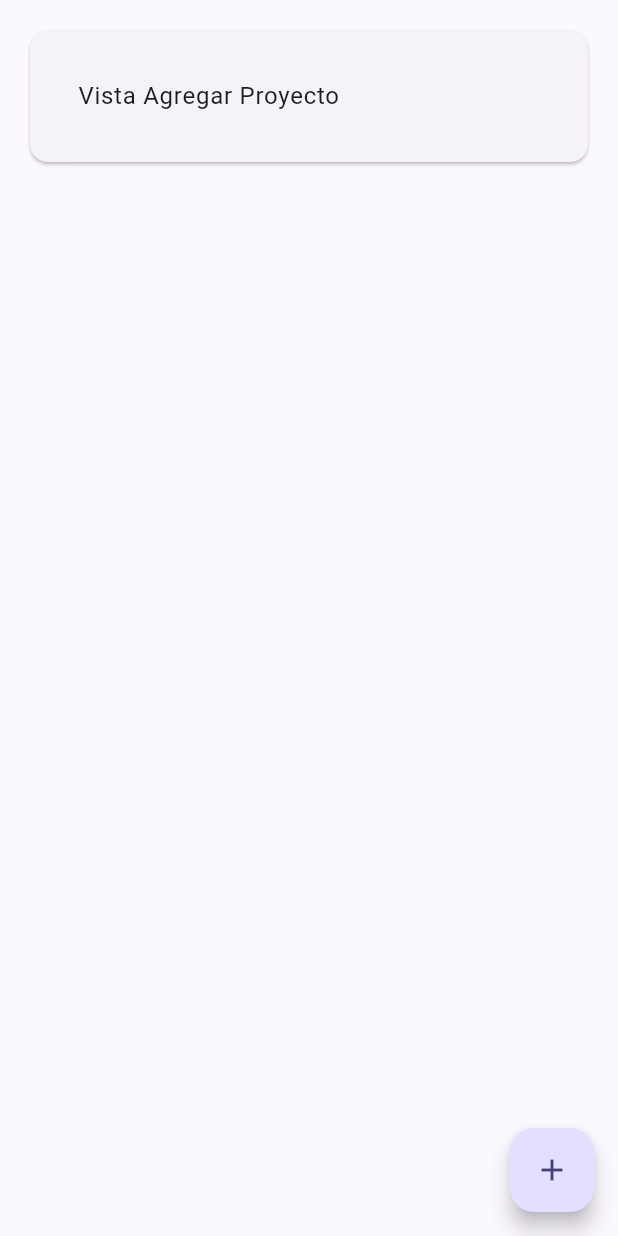
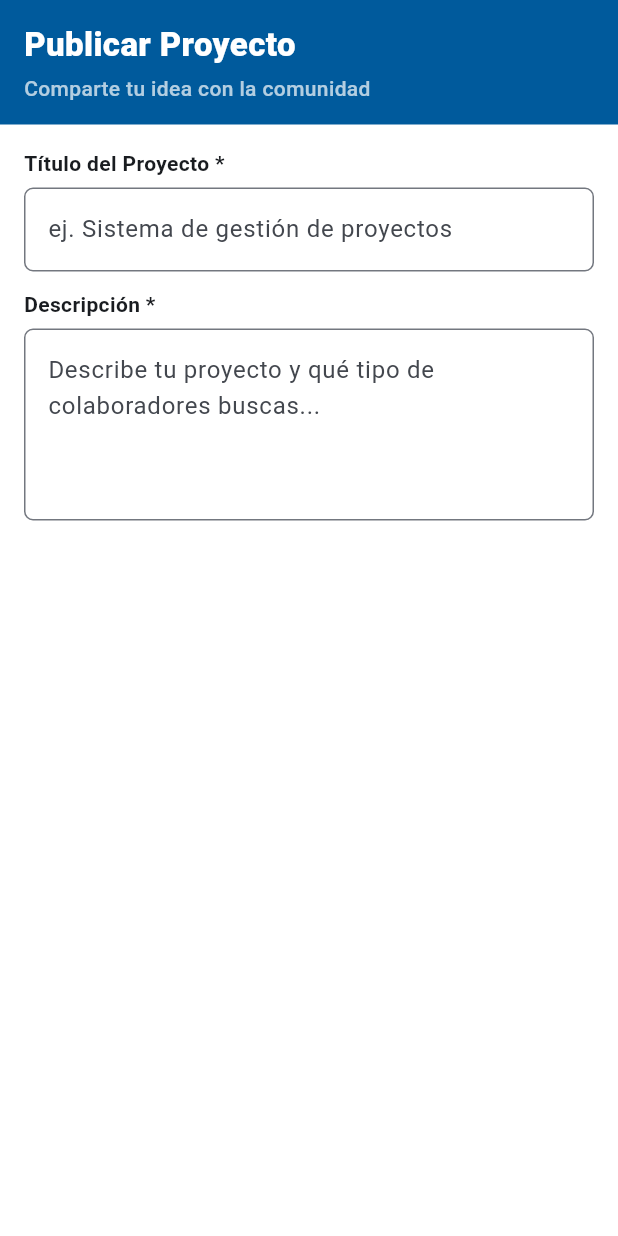
Before and after one commit to bbliin/USMConnect, a Flutter app: the TabAgregarProyecto screen opened directly, on a phone screen of 412 x 824 dp. Run offline on Flutter 3.47's test engine with Material 3 defaults, Android fonts, the phone set to English and light mode, and no system bars; our stand-ins replace cloud_firestore, firebase_auth, firebase_core, shared_preferences; accounts and stored records are empty; network calls fail.

Commit message:
Cambios en publicar y navbar

```diff
--- a/lib/pages/tab_agregar_proyecto.dart
+++ b/lib/pages/tab_agregar_proyecto.dart
@@ -8,20 +8,108 @@ class TabAgregarProyecto extends StatefulWidget {
 }
 
 class _TabAgregarProyectoState extends State<TabAgregarProyecto> {
+  final _formKey = GlobalKey<FormState>();
+  final _tituloCtrl = TextEditingController();
+  final _descripcionCtrl = TextEditingController();
+
+  static const Color azulUSM = Color(0xFF005A9C);
+
+  @override
+  void dispose() {
+    _tituloCtrl.dispose();
+    _descripcionCtrl.dispose();
+    super.dispose();
+  }
+
   @override
   Widget build(BuildContext context) {
     return Scaffold(
+      backgroundColor: Colors.white,
       body: SingleChildScrollView(
-        padding: const EdgeInsets.all(16.0),
         child: Column(
-          crossAxisAlignment: CrossAxisAlignment.center,
+          crossAxisAlignment: CrossAxisAlignment.start,
           children: [
-            const Card(
-              child: Padding(
-                padding: EdgeInsets.all(16.0),
+            // CABECERA AZUL
+            Container(
+              width: double.infinity,
+              padding: const EdgeInsets.fromLTRB(16, 14, 16, 14),
+              decoration: BoxDecoration(
+                color: azulUSM,
+              ),
+              child: const Column(
+                crossAxisAlignment: CrossAxisAlignment.start,
+                children: [
+                  Text(
+                    'Publicar Proyecto',
+                    style: TextStyle(
+                      color: Colors.white,
+                      fontSize: 22,
+                      fontWeight: FontWeight.w800,
+                    ),
+                  ),
+                  SizedBox(height: 4),
+                  Text(
+                    'Comparte tu idea con la comunidad',
+                    style: TextStyle(
+                      color: Colors.white70,
+                      fontSize: 14,
+                      fontWeight: FontWeight.w500,
+                    ),
+                  ),
+                ],
+              ),
+            ),
+
+            Padding(
+              padding: const EdgeInsets.all(16.0),
+              child: Form(
+                key: _formKey,
                 child: Column(
+                  crossAxisAlignment: CrossAxisAlignment.start,
                   children: [
-                    ListTile(title: Text('Vista Agregar Proyecto')),
+                    // Titulo del Proyecto
+                    const Text(
+                      'Título del Proyecto *',
+                      style: TextStyle(fontWeight: FontWeight.w600),
+                    ),
+                    const SizedBox(height: 6),
+                    TextFormField(
+                      controller: _tituloCtrl,
+                      decoration: InputDecoration(
+                        hintText: 'ej. Sistema de gestión de proyectos',
+                        border: OutlineInputBorder(
+                          borderRadius: BorderRadius.circular(6),
+                        ),
+                        focusedBorder: OutlineInputBorder(
+                          borderRadius: BorderRadius.circular(6),
+                          borderSide: const BorderSide(color: azulUSM, width: 2),
+                        ),
+                      ),
+                    ),
+
+                    const SizedBox(height: 12),
+
+                    // Descripción
+                    const Text(
+                      'Descripción *',
+                      style: TextStyle(fontWeight: FontWeight.w600),
+                    ),
+                    const SizedBox(height: 6),
+                    TextFormField(
+                      controller: _descripcionCtrl,
+                      maxLines: 4,
+                      decoration: InputDecoration(
+                        hintText:
+                            'Describe tu proyecto y qué tipo de colaboradores buscas...',
+                        border: OutlineInputBorder(
+                          borderRadius: BorderRadius.circular(6),
+                        ),
+                        focusedBorder: OutlineInputBorder(
+                          borderRadius: BorderRadius.circular(6),
+                          borderSide: const BorderSide(color: azulUSM, width: 2),
+                        ),
+                      ),
+                    ),
                   ],
                 ),
               ),
@@ -29,12 +117,6 @@ class _TabAgregarProyectoState extends State<TabAgregarProyecto> {
           ],
         ),
       ),
-        floatingActionButton: FloatingActionButton(
-        onPressed: () {
-          // Acción al presionar el botón
-        },
-        child: const Icon(Icons.add),
-      ),
     );
   }
 }
```
Also changed, not shown: lib/main.dart (+33 -11 lines), lib/pages/login_page.dart (+5 -4 lines), lib/pages/tab_page.dart (+42 -24 lines).
